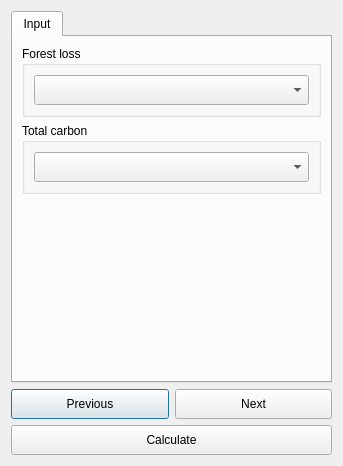
Old version of the form LDMP/gui/DlgCalculateTCSummaryTable.ui in the repository ConservationInternational/trends.earth.
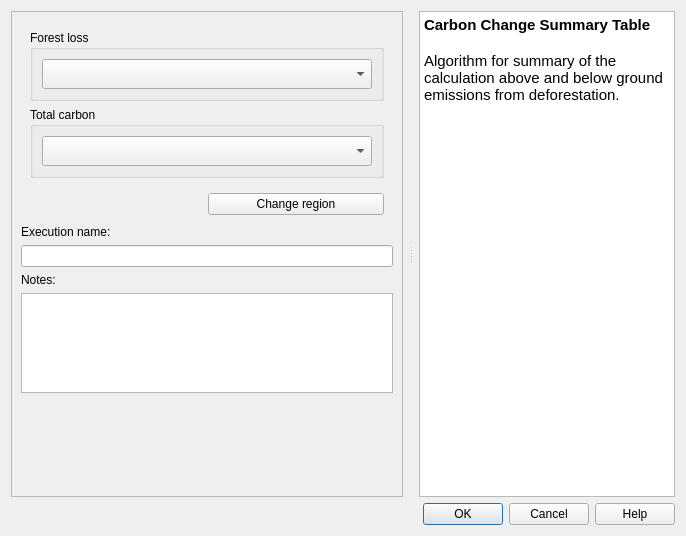
New version of the form. Custom widgets are drawn as their Qt base class.

Commit message:
Algorithm dialog updates (#444)
Introduce refactored algorithm execution dialogues

```diff
--- a/LDMP/gui/DlgCalculateTCSummaryTable.ui
+++ b/LDMP/gui/DlgCalculateTCSummaryTable.ui
@@ -6,8 +6,8 @@
    <rect>
     <x>0</x>
     <y>0</y>
-    <width>337</width>
-    <height>466</height>
+    <width>686</width>
+    <height>536</height>
    </rect>
   </property>
   <property name="sizePolicy">
@@ -21,26 +21,65 @@
   </property>
   <layout class="QVBoxLayout" name="verticalLayout">
    <item>
-    <widget class="QTabWidget" name="TabBox">
+    <widget class="QSplitter" name="splitter">
+     <property name="orientation">
+      <enum>Qt::Horizontal</enum>
+     </property>
+     <property name="handleWidth">
+      <number>16</number>
+     </property>
+     <widget class="QFrame" name="configurations">
      <property name="sizePolicy">
-      <sizepolicy hsizetype="Minimum" vsizetype="Expanding">
-       <horstretch>0</horstretch>
+       <sizepolicy hsizetype="Expanding" vsizetype="Expanding">
+        <horstretch>2</horstretch>
        <verstretch>0</verstretch>
       </sizepolicy>
      </property>
-     <property name="tabShape">
-      <enum>QTabWidget::Rounded</enum>
-     </property>
-     <property name="currentIndex">
+      <property name="frameShape">
+       <enum>QFrame::NoFrame</enum>
+      </property>
+      <property name="frameShadow">
+       <enum>QFrame::Raised</enum>
+      </property>
+      <layout class="QVBoxLayout" name="verticalLayout_3">
+       <property name="leftMargin">
       <number>0</number>
      </property>
-     <widget class="QWidget" name="InputTab">
-      <attribute name="title">
-       <string>Input</string>
-      </attribute>
+       <property name="topMargin">
+        <number>0</number>
+       </property>
+       <property name="rightMargin">
+        <number>0</number>
+       </property>
+       <property name="bottomMargin">
+        <number>0</number>
+       </property>
+       <item>
+        <widget class="QScrollArea" name="scrollArea">
+         <property name="widgetResizable">
+          <bool>true</bool>
+         </property>
+         <widget class="QWidget" name="scrollAreaWidgetContents">
+          <property name="geometry">
+           <rect>
+            <x>0</x>
+            <y>0</y>
+            <width>394</width>
+            <height>485</height>
+           </rect>
+          </property>
       <layout class="QVBoxLayout" name="verticalLayout_2">
        <item>
-        <widget class="QGroupBox" name="groupBox_2">
+            <widget class="QFrame" name="setup_frame">
+             <property name="frameShape">
+              <enum>QFrame::NoFrame</enum>
+             </property>
+             <property name="frameShadow">
+              <enum>QFrame::Raised</enum>
+             </property>
+             <layout class="QVBoxLayout" name="verticalLayout_4">
+              <item>
+               <widget class="QGroupBox" name="groupBox_3">
          <property name="sizePolicy">
           <sizepolicy hsizetype="Preferred" vsizetype="Minimum">
            <horstretch>0</horstretch>
@@ -68,7 +107,7 @@
          <property name="title">
           <string>Forest loss</string>
          </property>
-         <layout class="QVBoxLayout" name="verticalLayout_6">
+                <layout class="QVBoxLayout" name="verticalLayout_7">
           <item>
            <widget class="WidgetDataIOSelectTELayerExisting" name="combo_layer_f_loss">
             <property name="sizePolicy">
@@ -92,7 +131,7 @@
         </widget>
        </item>
        <item>
-        <widget class="QGroupBox" name="groupBox_3">
+               <widget class="QGroupBox" name="groupBox_4">
          <property name="enabled">
           <bool>true</bool>
          </property>
@@ -117,7 +156,7 @@
          <property name="title">
           <string>Total carbon</string>
          </property>
-         <layout class="QVBoxLayout" name="verticalLayout_7">
+                <layout class="QVBoxLayout" name="verticalLayout_8">
           <item>
            <widget class="WidgetDataIOSelectTELayerExisting" name="combo_layer_tc">
             <property name="sizePolicy">
@@ -140,6 +179,84 @@
          </layout>
         </widget>
        </item>
+             </layout>
+            </widget>
+           </item>
+           <item>
+            <layout class="QHBoxLayout" name="horizontalLayout">
+             <property name="leftMargin">
+              <number>5</number>
+             </property>
+             <property name="rightMargin">
+              <number>9</number>
+             </property>
+             <property name="bottomMargin">
+              <number>4</number>
+             </property>
+             <item>
+              <widget class="QLabel" name="region_la">
+               <property name="toolTip">
+                <string>The current selected region of interest</string>
+               </property>
+               <property name="text">
+                <string/>
+               </property>
+               <property name="wordWrap">
+                <bool>true</bool>
+               </property>
+              </widget>
+             </item>
+             <item>
+              <widget class="QPushButton" name="region_button">
+               <property name="toolTip">
+                <string>&lt;html&gt;&lt;head/&gt;&lt;body&gt;&lt;p&gt;Opens settings dialog in order to change region of interest.&lt;/p&gt;&lt;p&gt;&lt;br/&gt;&lt;/p&gt;&lt;/body&gt;&lt;/html&gt;</string>
+               </property>
+               <property name="text">
+                <string>Change region</string>
+               </property>
+              </widget>
+             </item>
+            </layout>
+           </item>
+           <item>
+            <widget class="QLabel" name="execution_name_la">
+             <property name="text">
+              <string>Execution name:</string>
+             </property>
+            </widget>
+           </item>
+           <item>
+            <widget class="QLineEdit" name="execution_name_le"/>
+           </item>
+           <item>
+            <widget class="QLabel" name="task_notes_la">
+             <property name="text">
+              <string>Notes:</string>
+             </property>
+            </widget>
+           </item>
+           <item>
+            <widget class="QTextEdit" name="task_notes">
+             <property name="sizePolicy">
+              <sizepolicy hsizetype="Expanding" vsizetype="Minimum">
+               <horstretch>0</horstretch>
+               <verstretch>0</verstretch>
+              </sizepolicy>
+             </property>
+             <property name="minimumSize">
+              <size>
+               <width>0</width>
+               <height>0</height>
+              </size>
+             </property>
+             <property name="maximumSize">
+              <size>
+               <width>16777215</width>
+               <height>100</height>
+              </size>
+             </property>
+            </widget>
+           </item>
        <item>
         <spacer name="verticalSpacer">
          <property name="orientation">
@@ -148,7 +265,7 @@
          <property name="sizeHint" stdset="0">
           <size>
            <width>20</width>
-           <height>40</height>
+               <height>67</height>
           </size>
          </property>
         </spacer>
@@ -157,66 +274,46 @@
      </widget>
     </widget>
    </item>
-   <item>
-    <layout class="QGridLayout" name="gridLayout_3">
-     <item row="0" column="0">
-      <widget class="QPushButton" name="button_prev">
-       <property name="sizePolicy">
-        <sizepolicy hsizetype="Minimum" vsizetype="Minimum">
-         <horstretch>0</horstretch>
-         <verstretch>0</verstretch>
-        </sizepolicy>
-       </property>
-       <property name="minimumSize">
-        <size>
-         <width>0</width>
-         <height>30</height>
-        </size>
-       </property>
-       <property name="text">
-        <string>Previous</string>
-       </property>
-      </widget>
-     </item>
-     <item row="0" column="1">
-      <widget class="QPushButton" name="button_next">
-       <property name="sizePolicy">
-        <sizepolicy hsizetype="Minimum" vsizetype="Minimum">
-         <horstretch>0</horstretch>
-         <verstretch>0</verstretch>
-        </sizepolicy>
-       </property>
-       <property name="minimumSize">
-        <size>
-         <width>0</width>
-         <height>30</height>
-        </size>
-       </property>
-       <property name="text">
-        <string>Next</string>
-       </property>
-      </widget>
-     </item>
-     <item row="1" column="0" colspan="2">
-      <widget class="QPushButton" name="button_calculate">
-       <property name="sizePolicy">
-        <sizepolicy hsizetype="Minimum" vsizetype="Minimum">
-         <horstretch>0</horstretch>
-         <verstretch>0</verstretch>
-        </sizepolicy>
-       </property>
-       <property name="minimumSize">
-        <size>
-         <width>0</width>
-         <height>30</height>
-        </size>
-       </property>
-       <property name="text">
-        <string>Calculate</string>
-       </property>
-      </widget>
-     </item>
-    </layout>
+      </layout>
+     </widget>
+     <widget class="QTextBrowser" name="alg_help">
+      <property name="sizePolicy">
+       <sizepolicy hsizetype="Expanding" vsizetype="Expanding">
+        <horstretch>0</horstretch>
+        <verstretch>0</verstretch>
+       </sizepolicy>
+      </property>
+      <property name="accessibleName">
+       <string/>
+      </property>
+      <property name="html">
+       <string>&lt;!DOCTYPE HTML PUBLIC &quot;-//W3C//DTD HTML 4.0//EN&quot; &quot;http://www.w3.org/TR/REC-html40/strict.dtd&quot;&gt;
+&lt;html&gt;&lt;head&gt;&lt;meta name=&quot;qrichtext&quot; content=&quot;1&quot; /&gt;&lt;style type=&quot;text/css&quot;&gt;
+p, li { white-space: pre-wrap; }
+&lt;/style&gt;&lt;/head&gt;&lt;body style=&quot; font-family:'Ubuntu'; font-size:11pt; font-weight:400; font-style:normal;&quot;&gt;
+&lt;p style=&quot; margin-top:0px; margin-bottom:0px; margin-left:0px; margin-right:0px; -qt-block-indent:0; text-indent:0px;&quot;&gt;&lt;span style=&quot; font-weight:600;&quot;&gt;Carbon Change Summary Table&lt;/span&gt;&lt;/p&gt;
+&lt;p style=&quot;-qt-paragraph-type:empty; margin-top:0px; margin-bottom:0px; margin-left:0px; margin-right:0px; -qt-block-indent:0; text-indent:0px; font-weight:600;&quot;&gt;&lt;br /&gt;&lt;/p&gt;
+&lt;p style=&quot; margin-top:0px; margin-bottom:0px; margin-left:0px; margin-right:0px; -qt-block-indent:0; text-indent:0px;&quot;&gt;Algorithm for summary of the calculation above and below ground emissions from deforestation.&lt;/p&gt;
+&lt;p style=&quot;-qt-paragraph-type:empty; margin-top:0px; margin-bottom:0px; margin-left:0px; margin-right:0px; -qt-block-indent:0; text-indent:0px; font-weight:600;&quot;&gt;&lt;br /&gt;&lt;/p&gt;&lt;/body&gt;&lt;/html&gt;</string>
+      </property>
+      <property name="openExternalLinks">
+       <bool>true</bool>
+      </property>
+      <property name="openLinks">
+       <bool>false</bool>
+      </property>
+     </widget>
+    </widget>
+   </item>
+   <item>
+    <widget class="QDialogButtonBox" name="button_box">
+     <property name="orientation">
+      <enum>Qt::Horizontal</enum>
+     </property>
+     <property name="standardButtons">
+      <set>QDialogButtonBox::Cancel|QDialogButtonBox::Help|QDialogButtonBox::Ok</set>
+     </property>
+    </widget>
    </item>
   </layout>
  </widget>
```
Left out of the diff: 45 changed lines with no effect on the pictures. Lines whose indentation alone changed are shown as unchanged. The commit also changes 20 other files.
